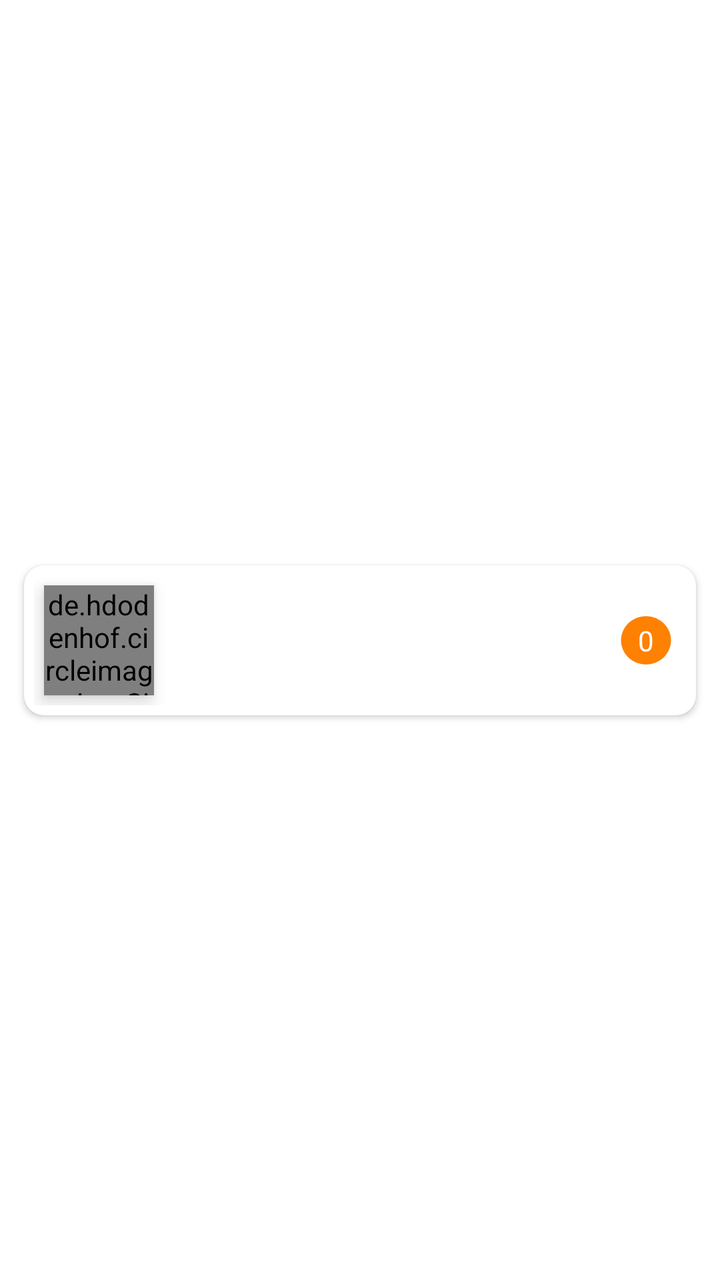
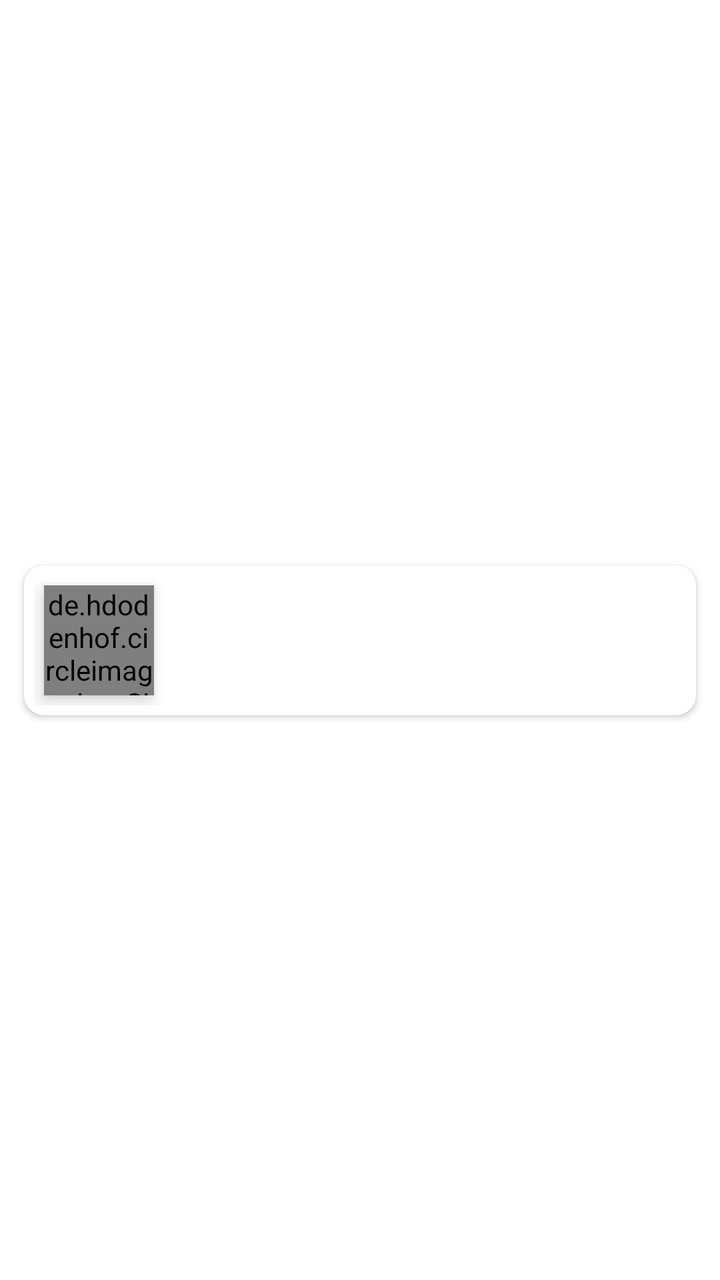

Two renders of the same Android screen: before a commit and after it. Below are the layout's source before the change and the commit's diff.
<!-- AndroidManifest.xml: application theme Theme.CQ_mobile -->
<!-- res/layout/item_chat.xml -->
<androidx.constraintlayout.widget.ConstraintLayout xmlns:android="http://schemas.android.com/apk/res/android"
    android:layout_width="match_parent"
    android:layout_height="wrap_content"
    xmlns:tools="http://schemas.android.com/tools"
    xmlns:app="http://schemas.android.com/apk/res-auto"
    android:orientation="vertical"
    android:padding="2dp">

    <androidx.cardview.widget.CardView
        android:id="@+id/cardView3"
        android:layout_width="match_parent"
        android:layout_height="wrap_content"
        android:layout_margin="10dp"
        android:elevation="10dp"
        app:cardCornerRadius="10dp"
        app:layout_constraintBottom_toBottomOf="parent"
        app:layout_constraintEnd_toEndOf="parent"
        app:layout_constraintStart_toStartOf="parent"
        app:layout_constraintTop_toTopOf="parent">


        <LinearLayout
            android:id="@+id/linearLayout7"
            android:layout_width="match_parent"
            android:layout_height="wrap_content"
            android:elevation="10dp"
            android:orientation="horizontal"
            android:padding="5dp"
            app:layout_constraintEnd_toEndOf="parent"
            app:layout_constraintStart_toStartOf="parent"
            app:layout_constraintTop_toBottomOf="@+id/linearLayout6">

            <de.hdodenhof.circleimageview.CircleImageView
                android:id="@+id/avatar"
                android:layout_width="55dp"
                android:layout_height="55dp"
                android:elevation="5dp"
                android:layout_margin="5dp"
                android:background="@drawable/circular_background"
                android:layout_marginEnd="10dp"
                android:src="@drawable/emptyglide" />

            <TextView
                android:id="@+id/chatName"
                android:layout_width="wrap_content"
                android:layout_height="wrap_content"
                android:ellipsize="end"
                android:maxLines="1"
                android:layout_gravity="center"
                android:text=""
                android:textColor="@color/black" />


        </LinearLayout>

        <TextView
            android:id="@+id/chatCount"
            android:layout_width="30dp"
            android:layout_height="wrap_content"
            android:ellipsize="end"
            android:padding="5dp"
            android:textSize="14sp"
            android:maxLines="1"
            android:gravity="center"
            android:layout_gravity="center|end"
            android:text="0"
            android:layout_marginEnd="10dp"
            android:background="@drawable/indicator_on"
            android:backgroundTint="@color/cq_secondary_color"
            android:textColor="@color/white" />

    </androidx.cardview.widget.CardView>

</androidx.constraintlayout.widget.ConstraintLayout>
<!-- resources referenced by this layout -->
<resources>
  <color name="black">#FF000000</color>
  <color name="cq_secondary_color">#FF8102</color>
  <color name="white">#FFFFFFFF</color>
  <!-- drawable circular_background (drawable) -->
  <shape xmlns:android="http://schemas.android.com/apk/res/android">
      <solid android:color="@android:color/white"/>
      <corners android:radius="25dp"/> 
  </shape>
  <!-- drawable emptyglide (drawable) -->
  <vector xmlns:android="http://schemas.android.com/apk/res/android" android:height="24dp" android:tint="#1976D2" android:viewportHeight="24" android:viewportWidth="24" android:width="24dp">
  
      <path android:fillColor="@color/cq_grey" android:pathData="M12,2C6.48,2 2,6.48 2,12s4.48,10 10,10s10,-4.48 10,-10S17.52,2 12,2zM12,6c1.93,0 3.5,1.57 3.5,3.5S13.93,13 12,13s-3.5,-1.57 -3.5,-3.5S10.07,6 12,6zM12,20c-2.03,0 -4.43,-0.82 -6.14,-2.88C7.55,15.8 9.68,15 12,15s4.45,0.8 6.14,2.12C16.43,19.18 14.03,20 12,20z"/>
  
  </vector>
  <!-- drawable indicator_on (drawable) -->
  <vector xmlns:android="http://schemas.android.com/apk/res/android" android:height="24dp" android:tint="#2DA429" android:viewportHeight="24" android:viewportWidth="24" android:width="24dp">
        
      <path android:fillColor="@android:color/white" android:pathData="M12,2C6.48,2 2,6.48 2,12s4.48,10 10,10 10,-4.48 10,-10S17.52,2 12,2z"/>
      
  </vector>
  <style name="Theme.CQ_mobile" parent="Theme.MaterialComponents.DayNight.DarkActionBar">
          
          <item name="colorPrimary">@color/purple_500</item>
          <item name="colorPrimaryVariant">@color/purple_700</item>
          <item name="colorOnPrimary">@color/white</item>
          
          <item name="colorSecondary">@color/teal_200</item>
          <item name="colorSecondaryVariant">@color/teal_700</item>
          <item name="colorOnSecondary">@color/black</item>
          
          <item name="android:statusBarColor">?attr/colorPrimaryVariant</item>
          
      </style>
  <color name="cq_grey">#C1C0C0</color>
  <color name="purple_500">#000000</color>
  <color name="purple_700">#000000</color>
  <color name="teal_200">#1976D2</color>
  <color name="teal_700">#FF018786</color>
</resources>

<!-- the commit's change to res/layout/item_chat.xml (unified diff, before → after) -->
@@ -55,8 +55,8 @@
 
         <TextView
             android:id="@+id/chatCount"
-            android:layout_width="30dp"
-            android:layout_height="wrap_content"
+            android:layout_width="40dp"
+            android:layout_height="40dp"
             android:ellipsize="end"
             android:padding="5dp"
             android:textSize="14sp"
@@ -65,9 +65,8 @@
             android:layout_gravity="center|end"
             android:text="0"
             android:layout_marginEnd="10dp"
-            android:background="@drawable/indicator_on"
-            android:backgroundTint="@color/cq_secondary_color"
             android:textColor="@color/white" />
+
 
     </androidx.cardview.widget.CardView>
 
<!-- resource entries referenced after the edit -->
@@ -1,7 +1,6 @@
 <!-- resources referenced by this layout -->
 <resources>
   <color name="black">#FF000000</color>
-  <color name="cq_secondary_color">#FF8102</color>
   <color name="white">#FFFFFFFF</color>
   <!-- drawable circular_background (drawable) -->
   <shape xmlns:android="http://schemas.android.com/apk/res/android">
@@ -13,12 +12,6 @@
   
       <path android:fillColor="@color/cq_grey" android:pathData="M12,2C6.48,2 2,6.48 2,12s4.48,10 10,10s10,-4.48 10,-10S17.52,2 12,2zM12,6c1.93,0 3.5,1.57 3.5,3.5S13.93,13 12,13s-3.5,-1.57 -3.5,-3.5S10.07,6 12,6zM12,20c-2.03,0 -4.43,-0.82 -6.14,-2.88C7.55,15.8 9.68,15 12,15s4.45,0.8 6.14,2.12C16.43,19.18 14.03,20 12,20z"/>
   
-  </vector>
-  <!-- drawable indicator_on (drawable) -->
-  <vector xmlns:android="http://schemas.android.com/apk/res/android" android:height="24dp" android:tint="#2DA429" android:viewportHeight="24" android:viewportWidth="24" android:width="24dp">
-        
-      <path android:fillColor="@android:color/white" android:pathData="M12,2C6.48,2 2,6.48 2,12s4.48,10 10,10 10,-4.48 10,-10S17.52,2 12,2z"/>
-      
   </vector>
   <style name="Theme.CQ_mobile" parent="Theme.MaterialComponents.DayNight.DarkActionBar">
           
